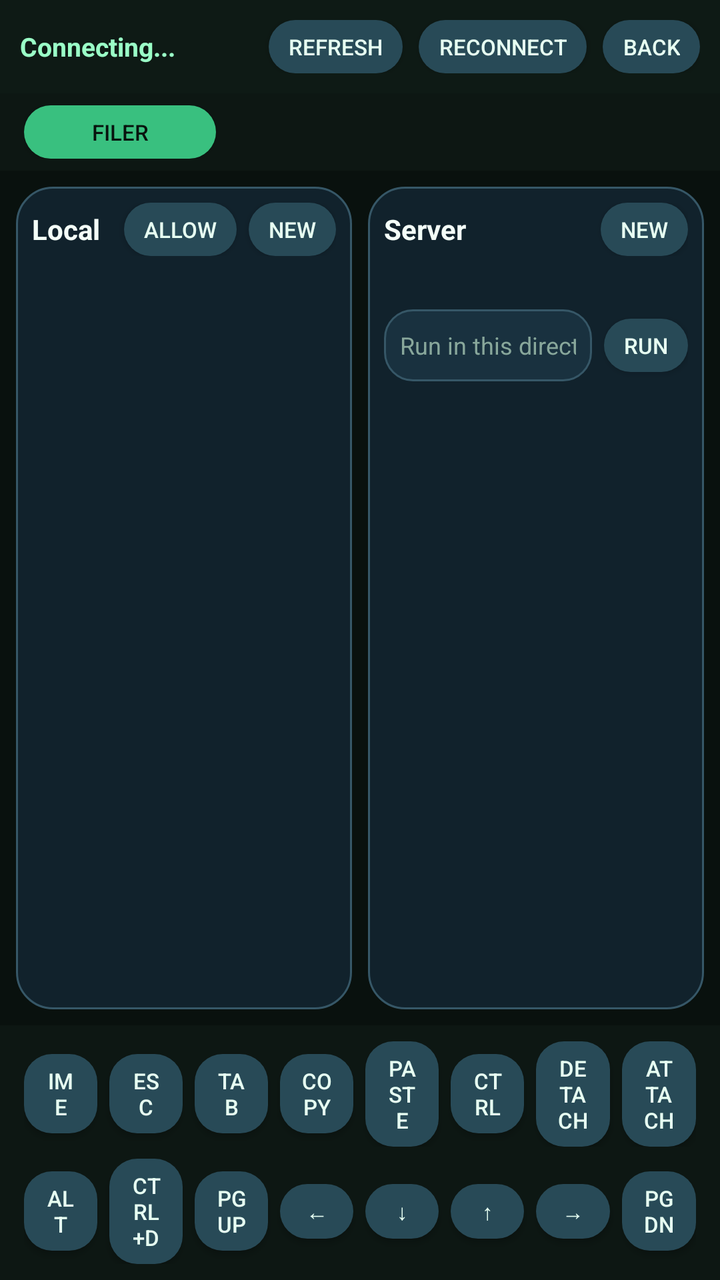
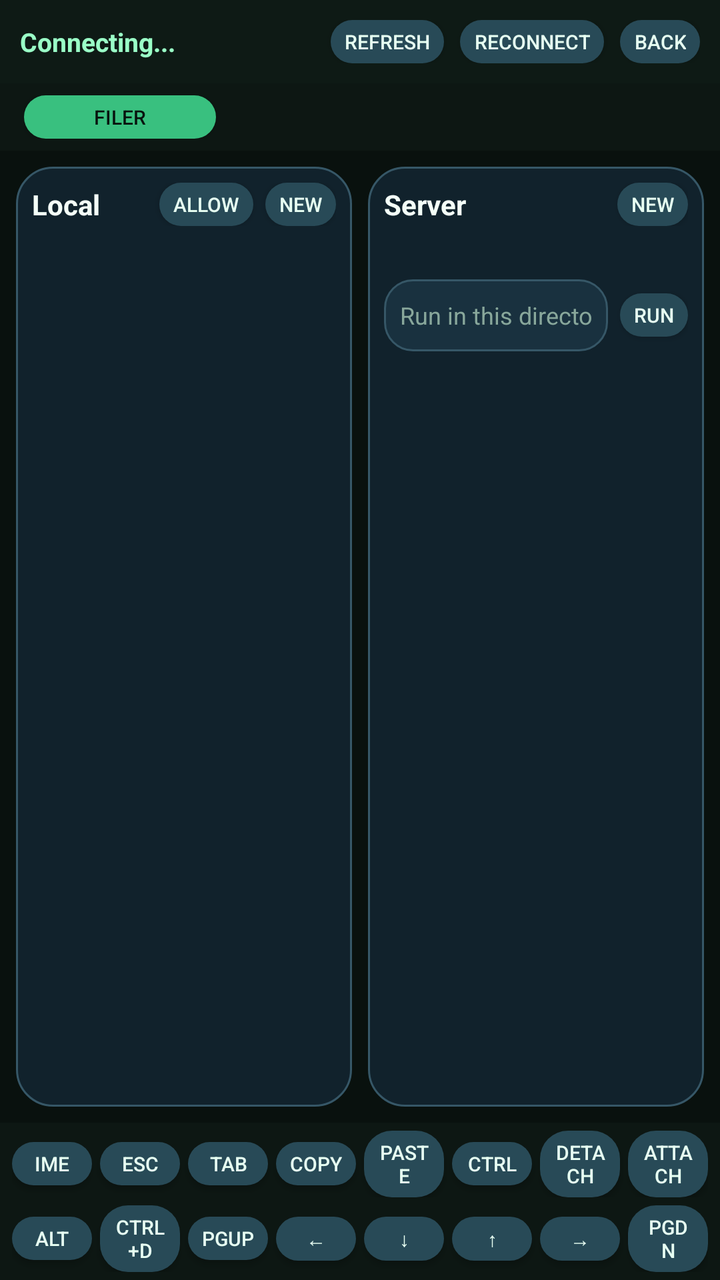

The first picture is an Android layout as it rendered before a commit; the second is the same layout after the commit. The layout source and the unified diff follow.
<!-- AndroidManifest.xml: application theme Theme.SshClientJr -->
<!-- res/layout/activity_filer.xml -->
<?xml version="1.0" encoding="utf-8"?>
<LinearLayout xmlns:android="http://schemas.android.com/apk/res/android"
    android:layout_width="match_parent"
    android:layout_height="match_parent"
    android:background="@color/terminal_bg"
    android:fitsSystemWindows="true"
    android:orientation="vertical">

    <LinearLayout
        android:id="@+id/filerTopBar"
        android:layout_width="match_parent"
        android:layout_height="wrap_content"
        android:background="@color/terminal_top_bar"
        android:gravity="center_vertical"
        android:orientation="horizontal"
        android:padding="10dp">

        <TextView
            android:id="@+id/filerStatus"
            android:layout_width="0dp"
            android:layout_height="wrap_content"
            android:layout_weight="1"
            android:text="@string/status_connecting"
            android:textColor="@color/terminal_text"
            android:textSize="13sp"
            android:textStyle="bold" />

        <Button
            android:id="@+id/refreshButton"
            style="@style/TerminalKeyButton"
            android:background="@drawable/button_secondary"
            android:text="@string/action_refresh"
            android:textColor="@color/button_text_light" />

        <Button
            android:id="@+id/reconnectButton"
            style="@style/TerminalKeyButton"
            android:layout_marginStart="8dp"
            android:background="@drawable/button_secondary"
            android:text="@string/action_reconnect"
            android:textColor="@color/button_text_light" />

        <Button
            android:id="@+id/closeButton"
            style="@style/TerminalKeyButton"
            android:layout_marginStart="8dp"
            android:background="@drawable/button_secondary"
            android:text="@string/action_back"
            android:textColor="@color/button_text_light" />
    </LinearLayout>

    <LinearLayout
        android:layout_width="match_parent"
        android:layout_height="wrap_content"
        android:background="@color/terminal_bottom_bar"
        android:gravity="center_vertical"
        android:orientation="horizontal"
        android:paddingBottom="6dp"
        android:paddingLeft="12dp"
        android:paddingRight="12dp"
        android:paddingTop="6dp">

        <Button
            android:id="@+id/filerTabButton"
            style="@style/TerminalKeyButton"
            android:layout_width="96dp"
            android:layout_marginEnd="6dp"
            android:background="@drawable/button_primary"
            android:text="@string/action_filer_tab"
            android:textColor="@color/button_text" />

        <HorizontalScrollView
            android:layout_width="0dp"
            android:layout_height="wrap_content"
            android:layout_weight="1"
            android:fillViewport="false"
            android:scrollbars="none">

            <LinearLayout
                android:id="@+id/shellTabsContainer"
                android:layout_width="wrap_content"
                android:layout_height="wrap_content"
                android:gravity="center_vertical"
                android:orientation="horizontal" />
        </HorizontalScrollView>
    </LinearLayout>

    <LinearLayout
        android:id="@+id/filerPanel"
        android:layout_width="match_parent"
        android:layout_height="0dp"
        android:layout_weight="1"
        android:orientation="horizontal"
        android:padding="8dp">

        <LinearLayout
            android:layout_width="0dp"
            android:layout_height="match_parent"
            android:layout_marginEnd="4dp"
            android:layout_weight="1"
            android:background="@drawable/panel_surface"
            android:orientation="vertical"
            android:padding="8dp">

            <LinearLayout
                android:layout_width="match_parent"
                android:layout_height="wrap_content"
                android:gravity="center_vertical"
                android:orientation="horizontal">

                <TextView
                    android:layout_width="0dp"
                    android:layout_height="wrap_content"
                    android:layout_weight="1"
                    android:text="@string/local_panel_title"
                    android:textColor="@color/text_primary"
                    android:textSize="14sp"
                    android:textStyle="bold" />

                <Button
                    android:id="@+id/localPermissionButton"
                    style="@style/TerminalKeyButton"
                    android:background="@drawable/button_secondary"
                    android:text="@string/action_local_permission"
                    android:textColor="@color/button_text_light" />

                <Button
                    android:id="@+id/localNewFileButton"
                    style="@style/TerminalKeyButton"
                    android:layout_marginStart="6dp"
                    android:background="@drawable/button_secondary"
                    android:text="@string/action_new_file"
                    android:textColor="@color/button_text_light" />
            </LinearLayout>

            <TextView
                android:id="@+id/localPathValue"
                android:layout_width="match_parent"
                android:layout_height="wrap_content"
                android:layout_marginTop="4dp"
                android:singleLine="true"
                android:textColor="@color/text_muted"
                android:textSize="11sp" />

            <ListView
                android:id="@+id/localList"
                android:layout_width="match_parent"
                android:layout_height="0dp"
                android:layout_marginTop="8dp"
                android:layout_weight="1"
                android:cacheColorHint="@android:color/transparent"
                android:divider="@color/surface_stroke"
                android:dividerHeight="1dp" />
        </LinearLayout>

        <LinearLayout
            android:layout_width="0dp"
            android:layout_height="match_parent"
            android:layout_marginStart="4dp"
            android:layout_weight="1"
            android:background="@drawable/panel_surface"
            android:orientation="vertical"
            android:padding="8dp">

            <LinearLayout
                android:layout_width="match_parent"
                android:layout_height="wrap_content"
                android:gravity="center_vertical"
                android:orientation="horizontal">

                <TextView
                    android:layout_width="0dp"
                    android:layout_height="wrap_content"
                    android:layout_weight="1"
                    android:text="@string/remote_panel_title"
                    android:textColor="@color/text_primary"
                    android:textSize="14sp"
                    android:textStyle="bold" />

                <Button
                    android:id="@+id/remoteNewFileButton"
                    style="@style/TerminalKeyButton"
                    android:background="@drawable/button_secondary"
                    android:text="@string/action_new_file"
                    android:textColor="@color/button_text_light" />
            </LinearLayout>

            <TextView
                android:id="@+id/remotePathValue"
                android:layout_width="match_parent"
                android:layout_height="wrap_content"
                android:layout_marginTop="4dp"
                android:singleLine="true"
                android:textColor="@color/text_muted"
                android:textSize="11sp" />

            <LinearLayout
                android:layout_width="match_parent"
                android:layout_height="wrap_content"
                android:layout_marginTop="8dp"
                android:gravity="center_vertical"
                android:orientation="horizontal">

                <EditText
                    android:id="@+id/remoteCommandInput"
                    android:layout_width="0dp"
                    android:layout_height="wrap_content"
                    android:layout_marginEnd="6dp"
                    android:layout_weight="1"
                    android:background="@drawable/field_surface"
                    android:hint="@string/hint_remote_command"
                    android:imeOptions="actionDone|flagNoExtractUi"
                    android:inputType="text"
                    android:minHeight="36dp"
                    android:padding="8dp"
                    android:singleLine="true"
                    android:textColor="@color/text_primary"
                    android:textColorHint="@color/text_hint"
                    android:textSize="12sp" />

                <Button
                    android:id="@+id/runCommandButton"
                    style="@style/TerminalKeyButton"
                    android:background="@drawable/button_secondary"
                    android:text="@string/action_run"
                    android:textColor="@color/button_text_light" />
            </LinearLayout>

            <ListView
                android:id="@+id/remoteList"
                android:layout_width="match_parent"
                android:layout_height="0dp"
                android:layout_marginTop="8dp"
                android:layout_weight="1"
                android:cacheColorHint="@android:color/transparent"
                android:divider="@color/surface_stroke"
                android:dividerHeight="1dp" />
        </LinearLayout>
    </LinearLayout>

    <LinearLayout
        android:id="@+id/shellPanel"
        android:layout_width="match_parent"
        android:layout_height="0dp"
        android:layout_weight="1"
        android:background="@color/terminal_bg"
        android:orientation="vertical"
        android:visibility="gone">

        <FrameLayout
            android:id="@+id/shellViewContainer"
            android:layout_width="match_parent"
            android:layout_height="0dp"
            android:layout_weight="1" />
    </LinearLayout>

    <LinearLayout
        android:id="@+id/filerShellKeyBar"
        android:layout_width="match_parent"
        android:layout_height="wrap_content"
        android:background="@color/terminal_bottom_bar"
        android:orientation="vertical"
        android:paddingBottom="8dp"
        android:paddingLeft="12dp"
        android:paddingRight="12dp"
        android:paddingTop="8dp">

            <LinearLayout
                android:layout_width="match_parent"
                android:layout_height="wrap_content"
                android:gravity="center_vertical"
                android:orientation="horizontal"
                android:weightSum="8">

                <Button
                    android:id="@+id/filerShellKeyboardButton"
                    style="@style/TerminalKeyButton"
                    android:layout_width="0dp"
                    android:layout_marginEnd="6dp"
                    android:layout_weight="1"
                    android:background="@drawable/button_secondary"
                    android:text="@string/action_keyboard"
                    android:textColor="@color/button_text_light" />

                <Button
                    android:id="@+id/filerShellEscButton"
                    style="@style/TerminalKeyButton"
                    android:layout_width="0dp"
                    android:layout_marginEnd="6dp"
                    android:layout_weight="1"
                    android:background="@drawable/button_secondary"
                    android:text="@string/action_esc"
                    android:textColor="@color/button_text_light" />

                <Button
                    android:id="@+id/filerShellTabKeyButton"
                    style="@style/TerminalKeyButton"
                    android:layout_width="0dp"
                    android:layout_marginEnd="6dp"
                    android:layout_weight="1"
                    android:background="@drawable/button_secondary"
                    android:text="@string/action_tab"
                    android:textColor="@color/button_text_light" />

                <Button
                    android:id="@+id/filerShellCopyButton"
                    style="@style/TerminalKeyButton"
                    android:layout_width="0dp"
                    android:layout_marginEnd="6dp"
                    android:layout_weight="1"
                    android:background="@drawable/button_secondary"
                    android:text="@string/action_copy"
                    android:textColor="@color/button_text_light" />

                <Button
                    android:id="@+id/filerShellPasteButton"
                    style="@style/TerminalKeyButton"
                    android:layout_width="0dp"
                    android:layout_marginEnd="6dp"
                    android:layout_weight="1"
                    android:background="@drawable/button_secondary"
                    android:text="@string/action_paste"
                    android:textColor="@color/button_text_light" />

                <Button
                    android:id="@+id/filerShellCtrlButton"
                    style="@style/TerminalKeyButton"
                    android:layout_width="0dp"
                    android:layout_marginEnd="6dp"
                    android:layout_weight="1"
                    android:background="@drawable/button_secondary"
                    android:text="@string/action_ctrl"
                    android:textColor="@color/button_text_light" />

                <Button
                    android:id="@+id/filerShellDetachButton"
                    style="@style/TerminalKeyButton"
                    android:layout_width="0dp"
                    android:layout_marginEnd="6dp"
                    android:layout_weight="1"
                    android:background="@drawable/button_secondary"
                    android:text="@string/action_detach"
                    android:textColor="@color/button_text_light" />

                <Button
                    android:id="@+id/filerShellAttachButton"
                    style="@style/TerminalKeyButton"
                    android:layout_width="0dp"
                    android:layout_weight="1"
                    android:background="@drawable/button_secondary"
                    android:text="@string/action_attach"
                    android:textColor="@color/button_text_light" />
            </LinearLayout>

            <LinearLayout
                android:layout_width="match_parent"
                android:layout_height="wrap_content"
                android:layout_marginTop="6dp"
                android:gravity="center_vertical"
                android:orientation="horizontal"
                android:weightSum="8">

                <Button
                    android:id="@+id/filerShellAltButton"
                    style="@style/TerminalKeyButton"
                    android:layout_width="0dp"
                    android:layout_marginEnd="6dp"
                    android:layout_weight="1"
                    android:background="@drawable/button_secondary"
                    android:text="@string/action_alt"
                    android:textColor="@color/button_text_light" />

                <Button
                    android:id="@+id/filerShellCtrlDButton"
                    style="@style/TerminalKeyButton"
                    android:layout_width="0dp"
                    android:layout_marginEnd="6dp"
                    android:layout_weight="1"
                    android:background="@drawable/button_secondary"
                    android:text="@string/action_ctrl_d"
                    android:textColor="@color/button_text_light" />

                <Button
                    android:id="@+id/filerShellPageUpButton"
                    style="@style/TerminalKeyButton"
                    android:layout_width="0dp"
                    android:layout_marginEnd="6dp"
                    android:layout_weight="1"
                    android:background="@drawable/button_secondary"
                    android:text="@string/action_page_up"
                    android:textColor="@color/button_text_light" />

                <Button
                    android:id="@+id/filerShellLeftButton"
                    style="@style/TerminalKeyButton"
                    android:layout_width="0dp"
                    android:layout_marginEnd="6dp"
                    android:layout_weight="1"
                    android:background="@drawable/button_secondary"
                    android:text="@string/action_left"
                    android:textColor="@color/button_text_light" />

                <Button
                    android:id="@+id/filerShellDownButton"
                    style="@style/TerminalKeyButton"
                    android:layout_width="0dp"
                    android:layout_marginEnd="6dp"
                    android:layout_weight="1"
                    android:background="@drawable/button_secondary"
                    android:text="@string/action_down"
                    android:textColor="@color/button_text_light" />

                <Button
                    android:id="@+id/filerShellUpButton"
                    style="@style/TerminalKeyButton"
                    android:layout_width="0dp"
                    android:layout_marginEnd="6dp"
                    android:layout_weight="1"
                    android:background="@drawable/button_secondary"
                    android:text="@string/action_up"
                    android:textColor="@color/button_text_light" />

                <Button
                    android:id="@+id/filerShellRightButton"
                    style="@style/TerminalKeyButton"
                    android:layout_width="0dp"
                    android:layout_weight="1"
                    android:background="@drawable/button_secondary"
                    android:text="@string/action_right"
                    android:textColor="@color/button_text_light" />

                <Button
                    android:id="@+id/filerShellPageDownButton"
                    style="@style/TerminalKeyButton"
                    android:layout_width="0dp"
                    android:layout_marginStart="6dp"
                    android:layout_weight="1"
                    android:background="@drawable/button_secondary"
                    android:text="@string/action_page_down"
                    android:textColor="@color/button_text_light" />
            </LinearLayout>
    </LinearLayout>

    <LinearLayout
        android:id="@+id/transferProgressPanel"
        android:layout_width="match_parent"
        android:layout_height="wrap_content"
        android:background="@color/terminal_bottom_bar"
        android:orientation="vertical"
        android:paddingBottom="8dp"
        android:paddingLeft="12dp"
        android:paddingRight="12dp"
        android:paddingTop="8dp"
        android:visibility="gone">

        <TextView
            android:id="@+id/transferProgressText"
            android:layout_width="match_parent"
            android:layout_height="wrap_content"
            android:textColor="@color/text_primary"
            android:textSize="12sp" />

        <ProgressBar
            android:id="@+id/transferProgressBar"
            style="?android:attr/progressBarStyleHorizontal"
            android:layout_width="match_parent"
            android:layout_height="wrap_content"
            android:layout_marginTop="4dp"
            android:indeterminate="false"
            android:max="100"
            android:progress="0" />
    </LinearLayout>
</LinearLayout>
<!-- resources referenced by this layout -->
<resources>
  <color name="button_text">#08130E</color>
  <color name="button_text_light">#E7FFF2</color>
  <color name="surface_stroke">#365767</color>
  <color name="terminal_bg">#09110E</color>
  <color name="terminal_bottom_bar">#0D1713</color>
  <color name="terminal_text">#9AFFC7</color>
  <color name="terminal_top_bar">#0E1A15</color>
  <color name="text_hint">#88A79B</color>
  <color name="text_muted">#B7D0C3</color>
  <color name="text_primary">#F4FFF8</color>
  <!-- drawable button_primary (drawable) -->
  <?xml version="1.0" encoding="utf-8"?>
  <selector xmlns:android="http://schemas.android.com/apk/res/android">
      <item android:state_enabled="false">
          <shape>
              <solid android:color="#668E9F96" />
              <corners android:radius="14dp" />
          </shape>
      </item>
      <item>
          <shape>
              <solid android:color="@color/primary_button" />
              <corners android:radius="14dp" />
          </shape>
      </item>
  </selector>
  <!-- drawable field_surface (drawable) -->
  <?xml version="1.0" encoding="utf-8"?>
  <shape xmlns:android="http://schemas.android.com/apk/res/android">
      <solid android:color="@color/field_surface" />
      <corners android:radius="14dp" />
      <stroke
          android:width="1dp"
          android:color="@color/surface_stroke" />
  </shape>
  <!-- drawable panel_surface (drawable) -->
  <?xml version="1.0" encoding="utf-8"?>
  <shape xmlns:android="http://schemas.android.com/apk/res/android">
      <solid android:color="@color/surface" />
      <corners android:radius="18dp" />
      <stroke
          android:width="1dp"
          android:color="@color/surface_stroke" />
  </shape>
  <string name="action_alt">Alt</string>
  <string name="action_attach">Attach</string>
  <string name="action_back">Back</string>
  <string name="action_copy">Copy</string>
  <string name="action_ctrl">Ctrl</string>
  <string name="action_ctrl_d">Ctrl+D</string>
  <string name="action_detach">Detach</string>
  <string name="action_down">↓</string>
  <string name="action_esc">Esc</string>
  <string name="action_filer_tab">Filer</string>
  <string name="action_keyboard">IME</string>
  <string name="action_left">←</string>
  <string name="action_local_permission">Allow</string>
  <string name="action_new_file">New</string>
  <string name="action_page_down">PgDn</string>
  <string name="action_page_up">PgUp</string>
  <string name="action_paste">Paste</string>
  <string name="action_reconnect">Reconnect</string>
  <string name="action_refresh">Refresh</string>
  <string name="action_right">→</string>
  <string name="action_run">Run</string>
  <string name="action_tab">Tab</string>
  <string name="action_up">↑</string>
  <string name="hint_remote_command">Run in this directory</string>
  <string name="local_panel_title">Local</string>
  <string name="remote_panel_title">Server</string>
  <string name="status_connecting">Connecting...</string>
  <style name="TerminalKeyButton">
          <item name="android:layout_width">wrap_content</item>
          <item name="android:layout_height">wrap_content</item>
          <item name="android:minWidth">0dp</item>
          <item name="android:minHeight">0dp</item>
          <item name="android:paddingLeft">10dp</item>
          <item name="android:paddingTop">6dp</item>
          <item name="android:paddingRight">10dp</item>
          <item name="android:paddingBottom">6dp</item>
          <item name="android:textSize">11sp</item>
      </style>
  <style name="Theme.SshClientJr" parent="@android:style/Theme.Material.Light.NoActionBar">
          <item name="android:statusBarColor">@color/terminal_bg</item>
          <item name="android:windowBackground">@android:color/black</item>
          <item name="android:windowContentTransitions">false</item>
      </style>
  <color name="primary_button">#39C07F</color>
  <color name="secondary_button">#284A57</color>
  <color name="field_surface">#E61A3342</color>
  <color name="surface">#CC132734</color>
  <!-- unchanged entries left out for length: 1 -->
</resources>

<!-- the commit's change to res/layout/activity_filer.xml (unified diff, before → after) -->
@@ -260,10 +260,10 @@
         android:layout_height="wrap_content"
         android:background="@color/terminal_bottom_bar"
         android:orientation="vertical"
-        android:paddingBottom="8dp"
-        android:paddingLeft="12dp"
-        android:paddingRight="12dp"
-        android:paddingTop="8dp">
+        android:paddingBottom="4dp"
+        android:paddingLeft="6dp"
+        android:paddingRight="6dp"
+        android:paddingTop="4dp">
 
             <LinearLayout
                 android:layout_width="match_parent"
@@ -276,7 +276,7 @@
                     android:id="@+id/filerShellKeyboardButton"
                     style="@style/TerminalKeyButton"
                     android:layout_width="0dp"
-                    android:layout_marginEnd="6dp"
+                    android:layout_marginEnd="4dp"
                     android:layout_weight="1"
                     android:background="@drawable/button_secondary"
                     android:text="@string/action_keyboard"
@@ -286,7 +286,7 @@
                     android:id="@+id/filerShellEscButton"
                     style="@style/TerminalKeyButton"
                     android:layout_width="0dp"
-                    android:layout_marginEnd="6dp"
+                    android:layout_marginEnd="4dp"
                     android:layout_weight="1"
                     android:background="@drawable/button_secondary"
                     android:text="@string/action_esc"
@@ -296,7 +296,7 @@
                     android:id="@+id/filerShellTabKeyButton"
                     style="@style/TerminalKeyButton"
                     android:layout_width="0dp"
-                    android:layout_marginEnd="6dp"
+                    android:layout_marginEnd="4dp"
                     android:layout_weight="1"
                     android:background="@drawable/button_secondary"
                     android:text="@string/action_tab"
@@ -306,7 +306,7 @@
                     android:id="@+id/filerShellCopyButton"
                     style="@style/TerminalKeyButton"
                     android:layout_width="0dp"
-                    android:layout_marginEnd="6dp"
+                    android:layout_marginEnd="4dp"
                     android:layout_weight="1"
                     android:background="@drawable/button_secondary"
                     android:text="@string/action_copy"
@@ -316,7 +316,7 @@
                     android:id="@+id/filerShellPasteButton"
                     style="@style/TerminalKeyButton"
                     android:layout_width="0dp"
-                    android:layout_marginEnd="6dp"
+                    android:layout_marginEnd="4dp"
                     android:layout_weight="1"
                     android:background="@drawable/button_secondary"
                     android:text="@string/action_paste"
@@ -326,7 +326,7 @@
                     android:id="@+id/filerShellCtrlButton"
                     style="@style/TerminalKeyButton"
                     android:layout_width="0dp"
-                    android:layout_marginEnd="6dp"
+                    android:layout_marginEnd="4dp"
                     android:layout_weight="1"
                     android:background="@drawable/button_secondary"
                     android:text="@string/action_ctrl"
@@ -336,7 +336,7 @@
                     android:id="@+id/filerShellDetachButton"
                     style="@style/TerminalKeyButton"
                     android:layout_width="0dp"
-                    android:layout_marginEnd="6dp"
+                    android:layout_marginEnd="4dp"
                     android:layout_weight="1"
                     android:background="@drawable/button_secondary"
                     android:text="@string/action_detach"
@@ -355,7 +355,7 @@
             <LinearLayout
                 android:layout_width="match_parent"
                 android:layout_height="wrap_content"
-                android:layout_marginTop="6dp"
+                android:layout_marginTop="4dp"
                 android:gravity="center_vertical"
                 android:orientation="horizontal"
                 android:weightSum="8">
@@ -364,7 +364,7 @@
                     android:id="@+id/filerShellAltButton"
                     style="@style/TerminalKeyButton"
                     android:layout_width="0dp"
-                    android:layout_marginEnd="6dp"
+                    android:layout_marginEnd="4dp"
                     android:layout_weight="1"
                     android:background="@drawable/button_secondary"
                     android:text="@string/action_alt"
@@ -374,7 +374,7 @@
                     android:id="@+id/filerShellCtrlDButton"
                     style="@style/TerminalKeyButton"
                     android:layout_width="0dp"
-                    android:layout_marginEnd="6dp"
+                    android:layout_marginEnd="4dp"
                     android:layout_weight="1"
                     android:background="@drawable/button_secondary"
                     android:text="@string/action_ctrl_d"
@@ -384,7 +384,7 @@
                     android:id="@+id/filerShellPageUpButton"
                     style="@style/TerminalKeyButton"
                     android:layout_width="0dp"
-                    android:layout_marginEnd="6dp"
+                    android:layout_marginEnd="4dp"
                     android:layout_weight="1"
                     android:background="@drawable/button_secondary"
                     android:text="@string/action_page_up"
@@ -394,7 +394,7 @@
                     android:id="@+id/filerShellLeftButton"
                     style="@style/TerminalKeyButton"
                     android:layout_width="0dp"
-                    android:layout_marginEnd="6dp"
+                    android:layout_marginEnd="4dp"
                     android:layout_weight="1"
                     android:background="@drawable/button_secondary"
                     android:text="@string/action_left"
@@ -404,7 +404,7 @@
                     android:id="@+id/filerShellDownButton"
                     style="@style/TerminalKeyButton"
                     android:layout_width="0dp"
-                    android:layout_marginEnd="6dp"
+                    android:layout_marginEnd="4dp"
                     android:layout_weight="1"
                     android:background="@drawable/button_secondary"
                     android:text="@string/action_down"
@@ -414,7 +414,7 @@
                     android:id="@+id/filerShellUpButton"
                     style="@style/TerminalKeyButton"
                     android:layout_width="0dp"
-                    android:layout_marginEnd="6dp"
+                    android:layout_marginEnd="4dp"
                     android:layout_weight="1"
                     android:background="@drawable/button_secondary"
                     android:text="@string/action_up"
@@ -433,7 +433,7 @@
                     android:id="@+id/filerShellPageDownButton"
                     style="@style/TerminalKeyButton"
                     android:layout_width="0dp"
-                    android:layout_marginStart="6dp"
+                    android:layout_marginStart="4dp"
                     android:layout_weight="1"
                     android:background="@drawable/button_secondary"
                     android:text="@string/action_page_down"
<!-- resource entries referenced after the edit -->
@@ -76,11 +76,11 @@
           <item name="android:layout_height">wrap_content</item>
           <item name="android:minWidth">0dp</item>
           <item name="android:minHeight">0dp</item>
-          <item name="android:paddingLeft">10dp</item>
-          <item name="android:paddingTop">6dp</item>
-          <item name="android:paddingRight">10dp</item>
-          <item name="android:paddingBottom">6dp</item>
-          <item name="android:textSize">11sp</item>
+          <item name="android:paddingLeft">7dp</item>
+          <item name="android:paddingTop">4dp</item>
+          <item name="android:paddingRight">7dp</item>
+          <item name="android:paddingBottom">4dp</item>
+          <item name="android:textSize">10sp</item>
       </style>
   <style name="Theme.SshClientJr" parent="@android:style/Theme.Material.Light.NoActionBar">
           <item name="android:statusBarColor">@color/terminal_bg</item>
